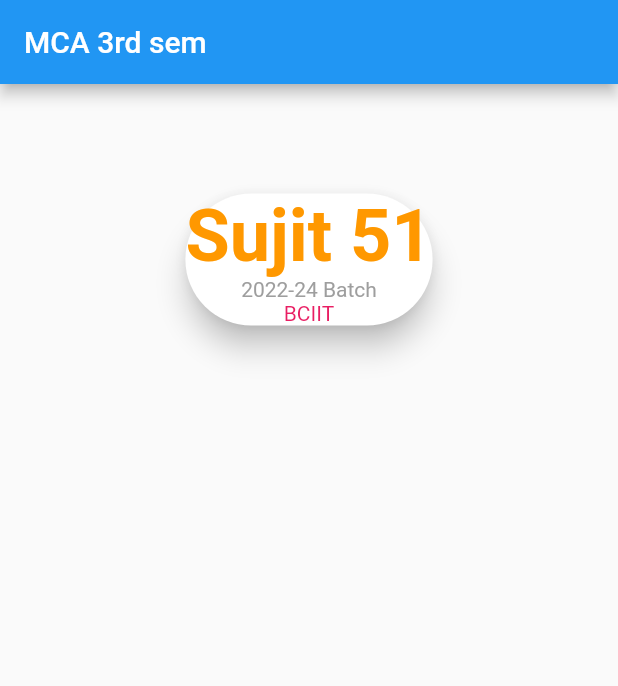
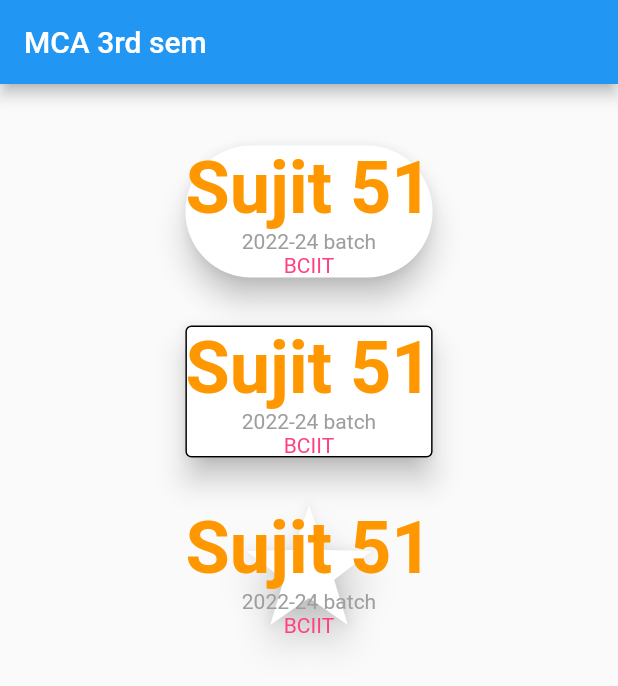
Before and after one commit to isujitkr/flutter-practical, a Flutter app: the HomePage screen opened directly, on a phone screen of 412 x 824 dp. Shown: the top 686 px of the screen. Run offline on Flutter 3.47's test engine with Material 2 defaults, Android fonts, the light colour scheme and no system bars.

Commit message:
update card file

```diff
--- a/lib/myfiles/card.dart
+++ b/lib/myfiles/card.dart
@@ -36,12 +36,6 @@
                 elevation: 8.0,
                 color: Colors.white,
                 margin: EdgeInsets.all(16.0),
-              shape: UnderlineInputBorder(borderSide: BorderSide(color: Colors.deepOrange,width: 5)),
-            ),
-            Card(
-              elevation: 8.0,
-              color: Colors.white,
-              margin: EdgeInsets.all(16.0),
                 shape: StadiumBorder(),
                 child: Column(
                   mainAxisAlignment: MainAxisAlignment.center,
@@ -55,16 +49,64 @@
                         color: Colors.orange,
                       ),
                     ),
+                    Text('2022-24 batch',
+                      textAlign: TextAlign.center,
+                      style: TextStyle(color: Colors.grey),),
+                    Text('BCIIT',
+                      textAlign: TextAlign.center,
+                      style: TextStyle(color: Colors.pinkAccent),)
+                  ],
+                ),
+              ),
+              Card(
+                elevation: 8.0,
+                color: Colors.white,
+                margin: EdgeInsets.all(16.0),
+                shape: OutlineInputBorder(),
+                child: Column(
+                  mainAxisAlignment: MainAxisAlignment.center,
+                  children: <Widget>[
                     Text(
-                    '2022-24 Batch',
+                      'Sujit 51',
                       textAlign: TextAlign.center,
-                    style: TextStyle(color: Colors.grey),
+                      style: TextStyle(
+                        fontWeight: FontWeight.bold,
+                        fontSize: 48.0,
+                        color: Colors.orange,
                       ),
+                    ),
+                    Text('2022-24 batch',
+                      textAlign: TextAlign.center,
+                      style: TextStyle(color: Colors.grey),),
+                    Text('BCIIT',
+                      textAlign: TextAlign.center,
+                      style: TextStyle(color: Colors.pinkAccent),)
+                  ],
+                ),
+              ),
+              Card(
+                elevation: 8.0,
+                color: Colors.white,
+                margin: EdgeInsets.all(16.0),
+                shape: StarBorder(),
+                child: Column(
+                  mainAxisAlignment: MainAxisAlignment.center,
+                  children: <Widget>[
                     Text(
-                    'BCIIT',
+                      'Sujit 51',
                       textAlign: TextAlign.center,
-                    style: TextStyle(color: Colors.pink),
+                      style: TextStyle(
+                        fontWeight: FontWeight.bold,
+                        fontSize: 48.0,
+                        color: Colors.orange,
                       ),
+                    ),
+                    Text('2022-24 batch',
+                      textAlign: TextAlign.center,
+                      style: TextStyle(color: Colors.grey),),
+                    Text('BCIIT',
+                      textAlign: TextAlign.center,
+                      style: TextStyle(color: Colors.pinkAccent),)
                   ],
                 ),
               )
```
Lines whose indentation alone changed are shown as unchanged.
